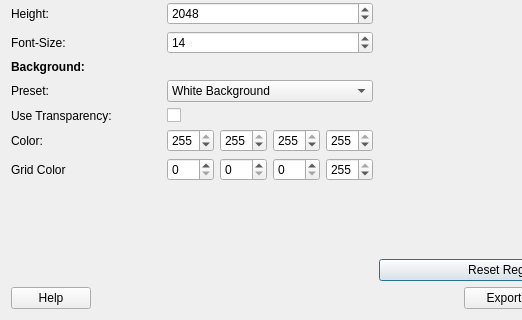
Above: qt_ui/DialogExportImage.ui from FilmColors/VIAN before the change; both pictures show x 0 to 522 and y 84 to 404 of the 641 by 404 pixel window. Below: the same form after it.
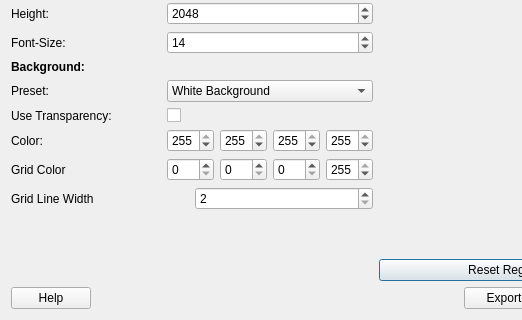
That is the form after the change.

Commit message: Line width changble

What changed in the file:
```diff
--- a/qt_ui/DialogExportImage.ui
+++ b/qt_ui/DialogExportImage.ui
@@ -375,6 +375,24 @@
          </item>
         </layout>
        </item>
+       <item>
+        <layout class="QHBoxLayout" name="horizontalLayout_10">
+         <item>
+          <widget class="QLabel" name="label_11">
+           <property name="text">
+            <string>Grid Line Width</string>
+           </property>
+          </widget>
+         </item>
+         <item>
+          <widget class="QSpinBox" name="spinBox_GridLine">
+           <property name="minimum">
+            <number>2</number>
+           </property>
+          </widget>
+         </item>
+        </layout>
+       </item>
        <item>
         <spacer name="verticalSpacer_2">
          <property name="orientation">
```
The commit also changes 4 other files.
